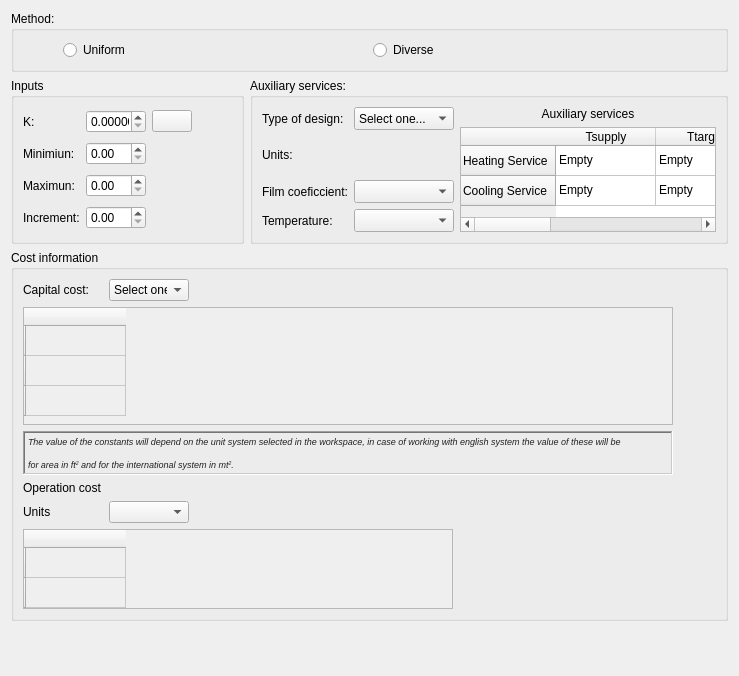
The window that contenido_plots_costos.ui (Gahemo0306/SHEN_ACTUALIZADO) describes before a commit, drawn with Qt 5.
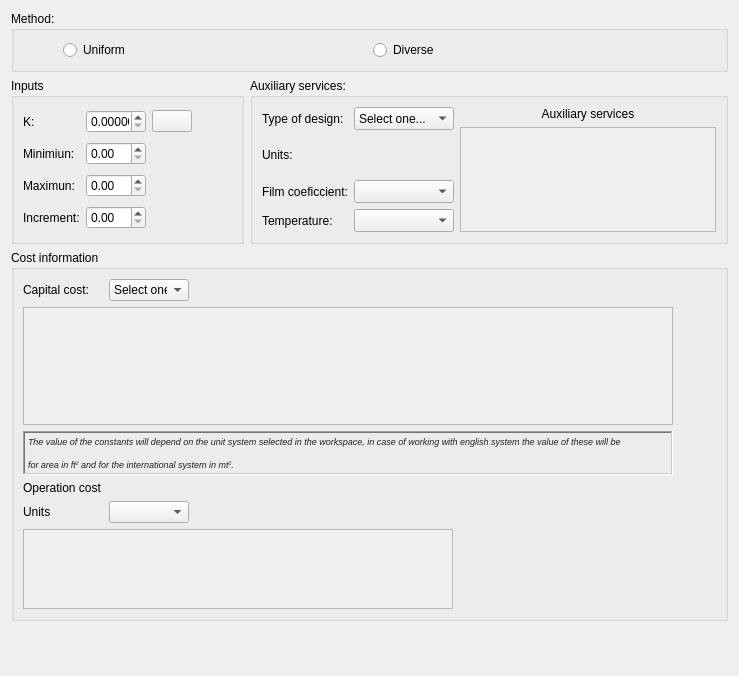
The same window after the commit. Icons and pictures are not drawn.

```diff
--- a/contenido_plots_costos.ui
+++ b/contenido_plots_costos.ui
@@ -113,26 +113,6 @@
               <height>118</height>
              </size>
             </property>
-            <row>
-             <property name="text">
-              <string/>
-             </property>
-            </row>
-            <row>
-             <property name="text">
-              <string/>
-             </property>
-            </row>
-            <row>
-             <property name="text">
-              <string/>
-             </property>
-            </row>
-            <column>
-             <property name="text">
-              <string/>
-             </property>
-            </column>
            </widget>
           </item>
           <item row="0" column="1" colspan="2">
@@ -244,21 +224,6 @@
               <height>80</height>
              </size>
             </property>
-            <row>
-             <property name="text">
-              <string/>
-             </property>
-            </row>
-            <row>
-             <property name="text">
-              <string/>
-             </property>
-            </row>
-            <column>
-             <property name="text">
-              <string/>
-             </property>
-            </column>
            </widget>
           </item>
           <item row="4" column="1" colspan="2">
@@ -467,6 +432,9 @@
           </item>
           <item row="1" column="0">
            <widget class="QTableWidget" name="Services">
+            <property name="enabled">
+             <bool>false</bool>
+            </property>
             <property name="sizePolicy">
              <sizepolicy hsizetype="Fixed" vsizetype="Fixed">
               <horstretch>0</horstretch>
@@ -485,61 +453,6 @@
               <height>105</height>
              </size>
             </property>
-            <row>
-             <property name="text">
-              <string>Heating Service</string>
-             </property>
-            </row>
-            <row>
-             <property name="text">
-              <string>Cooling Service</string>
-             </property>
-            </row>
-            <column>
-             <property name="text">
-              <string>Tsupply</string>
-             </property>
-            </column>
-            <column>
-             <property name="text">
-              <string>Ttarget</string>
-             </property>
-            </column>
-            <column>
-             <property name="text">
-              <string>h</string>
-             </property>
-            </column>
-            <item row="0" column="0">
-             <property name="text">
-              <string>Empty</string>
-             </property>
-            </item>
-            <item row="0" column="1">
-             <property name="text">
-              <string>Empty</string>
-             </property>
-            </item>
-            <item row="0" column="2">
-             <property name="text">
-              <string>Empty</string>
-             </property>
-            </item>
-            <item row="1" column="0">
-             <property name="text">
-              <string>Empty</string>
-             </property>
-            </item>
-            <item row="1" column="1">
-             <property name="text">
-              <string>Empty</string>
-             </property>
-            </item>
-            <item row="1" column="2">
-             <property name="text">
-              <string>Empty</string>
-             </property>
-            </item>
            </widget>
           </item>
          </layout>
```
